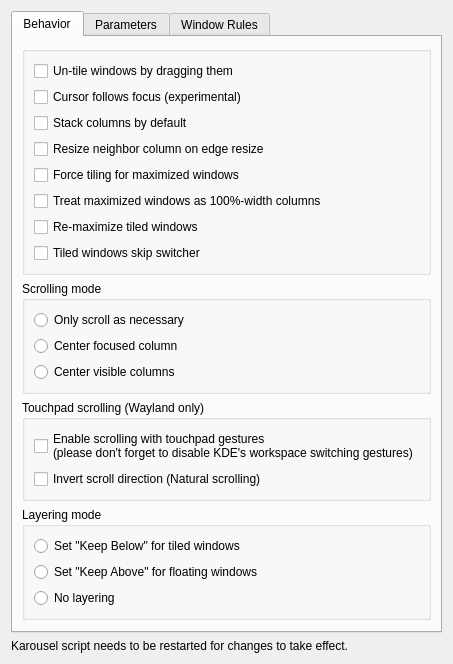
Old version of the form package/contents/ui/config.ui in the repository r3pack/karousel.
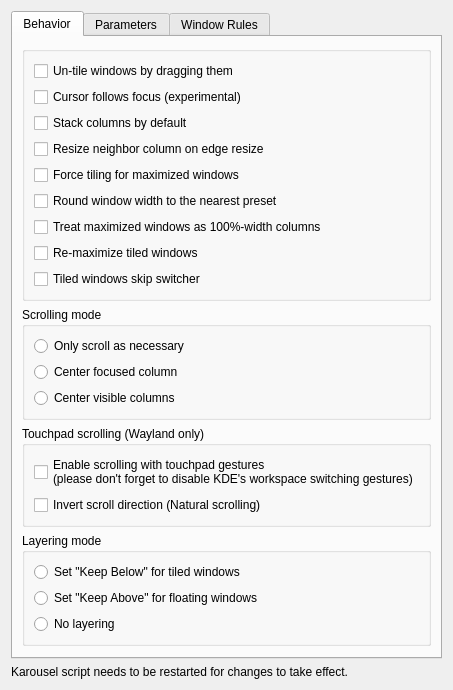
New version of the form.

Commit message: Add option: "Round window width to the nearest preset"

```diff
--- a/package/contents/ui/config.ui
+++ b/package/contents/ui/config.ui
@@ -69,6 +69,16 @@
                                                 </property>
                                             </widget>
                                         </item>
+                                        <item>
+                                            <widget class="QCheckBox" name="kcfg_roundWidthToPreset">
+                                                <property name="text">
+                                                    <string>Round window width to the nearest preset</string>
+                                                </property>
+                                                <property name="toolTip">
+                                                    <string>Tiled columns always have one of the preset widths. Any other width (new windows, windows resizing themselves, mouse resizing after release) is changed to the nearest preset. Increasing/decreasing column width steps through the presets.</string>
+                                                </property>
+                                            </widget>
+                                        </item>
                                         <item>
                                             <widget class="QCheckBox" name="kcfg_maximizeFullWidthColumns">
                                                 <property name="text">
```
The commit also changes 8 other files.
